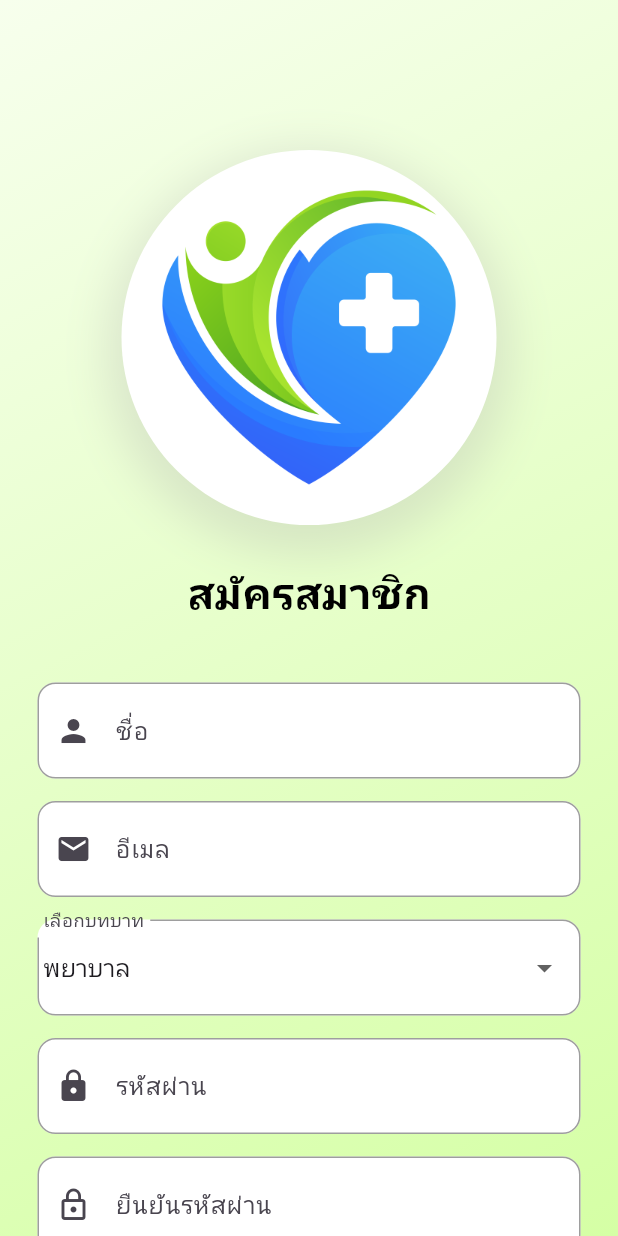
After one commit to Fillybodyknow/mediact-software-challenge, a Flutter app: the screen it shows after launch, after a tap on "ยังไม่มีบัญชี? สมัครสมาชิก", on a phone screen of 412 x 824 dp. The commit adds this screen. Run offline on Flutter 3.47's test engine with Material 3 defaults, Android fonts, the phone set to English and light mode, and no system bars; our stand-ins replace get, shared_preferences; network calls fail.

Commit message:
Feat:Fix UX/UI & Add Register

```diff
--- a/mobile_app/lib/module/authication/controller/login_controller.dart
+++ b/mobile_app/lib/module/authication/controller/auth_controller.dart
@@ -2,6 +2,7 @@ import 'dart:convert';
 
 import 'package:flutter/widgets.dart';
 import 'package:get/get.dart';
+import 'package:mediact_app/module/authication/model/auth_model.dart' as model;
 import 'package:shared_preferences/shared_preferences.dart';
 import 'package:mediact_app/utility/notify.dart';
 import 'package:mediact_app/utility/https.dart';
@@ -56,3 +57,48 @@ class LoginController extends GetxController {
     Get.offAllNamed('/login');
   }
 }
+
+class RegisterController extends GetxController {
+  TextEditingController nameController = TextEditingController();
+  TextEditingController emailController = TextEditingController();
+  TextEditingController passwordController = TextEditingController();
+  TextEditingController verifyPasswordController = TextEditingController();
+  RxString selectedRole = 'nurse'.obs;
+
+  Future<void> register() async {
+    if (passwordController.text != verifyPasswordController.text) {
+      return Notify.alert('รหัสผ่านไม่ตรงกัน');
+    }
+
+    final registerData = model.RegisterRequest(
+      name: nameController.text,
+      email: emailController.text,
+      role: selectedRole.value,
+      password: passwordController.text,
+      verifyPassword: verifyPasswordController.text,
+    );
+
+    String registerEndpoint = '${Https.developerUrl}/auth/register';
+
+    try {
+      final response = await http
+          .post(
+            Uri.parse(registerEndpoint),
+            headers: {'Content-Type': 'application/json; charset=UTF-8'},
+            body: jsonEncode(registerData.toJson()),
+          )
+          .timeout(const Duration(seconds: 10));
+
+      if (response.statusCode == 200 || response.statusCode == 201) {
+        Notify.success('สมัครสมาชิกสำเร็จ', title: 'เรียบร้อย');
+        Get.offAllNamed('/login');
+      } else {
+        final errorData = jsonDecode(response.body);
+        Notify.alert('${errorData['error']}');
+      }
+    } catch (e) {
+      Notify.alert('ไม่สามารถเชื่อมต่อเซิร์ฟเวอร์ได้: $e');
+      print(e);
+    }
+  }
+}
--- /dev/null
+++ b/mobile_app/lib/module/authication/model/auth_model.dart
@@ -0,0 +1,25 @@
+class RegisterRequest {
+  final String name;
+  final String email;
+  final String role; // "nurse" หรือ "head_nurse"
+  final String password;
+  final String verifyPassword;
+
+  RegisterRequest({
+    required this.name,
+    required this.email,
+    required this.role,
+    required this.password,
+    required this.verifyPassword,
+  });
+
+  Map<String, dynamic> toJson() {
+    return {
+      'name': name,
+      'email': email,
+      'role': role,
+      'password': password,
+      'verify_password': verifyPassword,
+    };
+  }
+}
--- a/mobile_app/lib/module/authication/view/login.dart
+++ b/mobile_app/lib/module/authication/view/login.dart
@@ -1,10 +1,13 @@
 import 'package:flutter/material.dart';
-import 'package:mediact_app/module/authication/controller/login_controller.dart';
+import 'package:mediact_app/module/authication/controller/auth_controller.dart';
+import 'package:mediact_app/module/authication/view/register.dart';
 import 'package:mediact_app/utility/textstyle.dart';
 import 'package:get/get.dart';
 
 class Login extends StatelessWidget {
   final LoginController loginController = Get.put(LoginController());
+
+  Login({super.key});
 
   @override
   Widget build(BuildContext context) {
@@ -20,9 +23,10 @@ class Login extends StatelessWidget {
             ],
           ),
         ),
+        child: SafeArea(
           child: SingleChildScrollView(
             scrollDirection: Axis.vertical,
-          child: Container(
+            child: SizedBox(
               height: MediaQuery.of(context).size.height,
               child: Center(
                 child: Column(
@@ -138,7 +142,18 @@ class Login extends StatelessWidget {
                         ),
                       ),
                     ),
+                    SizedBox(height: 20),
+                    TextButton(
+                      onPressed: () {
+                        Get.to(() => Register()); // 👈 ไปหน้า Register
+                      },
+                      child: Text(
+                        "ยังไม่มีบัญชี? สมัครสมาชิก",
+                        style: AppTextStyles.subtitle(color: Colors.blue),
+                      ),
+                    ),
                   ],
+                ),
               ),
             ),
           ),
--- /dev/null
+++ b/mobile_app/lib/module/authication/view/register.dart
@@ -0,0 +1,227 @@
+import 'package:flutter/material.dart';
+import 'package:get/get.dart';
+import 'package:mediact_app/module/authication/controller/auth_controller.dart';
+import 'package:mediact_app/module/authication/view/login.dart';
+import 'package:mediact_app/utility/textstyle.dart';
+
+class Register extends StatelessWidget {
+  final RegisterController registerController = Get.put(RegisterController());
+
+  Register({super.key});
+
+  @override
+  Widget build(BuildContext context) {
+    return Scaffold(
+      body: Container(
+        decoration: const BoxDecoration(
+          gradient: LinearGradient(
+            begin: Alignment.bottomRight,
+            end: Alignment.topLeft,
+            colors: [
+              Color.fromARGB(255, 213, 255, 165),
+              Color.fromARGB(255, 247, 255, 237),
+            ],
+          ),
+        ),
+        child: SafeArea(
+          child: SingleChildScrollView(
+            scrollDirection: Axis.vertical,
+            child: Center(
+              child: Column(
+                mainAxisAlignment: MainAxisAlignment.center,
+                children: [
+                  SizedBox(height: 100),
+                  Container(
+                    decoration: BoxDecoration(
+                      shape: BoxShape.circle,
+                      boxShadow: [
+                        BoxShadow(
+                          color: const Color.fromARGB(
+                            255,
+                            173,
+                            173,
+                            173,
+                          ).withOpacity(0.3),
+                          blurRadius: 25,
+                          spreadRadius: 10,
+                          offset: const Offset(0, 10),
+                        ),
+                      ],
+                    ),
+                    child: const CircleAvatar(
+                      radius: 125,
+                      backgroundImage: AssetImage(
+                        'assets/images/sample-logo.png',
+                      ),
+                      backgroundColor: Colors.white,
+                    ),
+                  ),
+                  SizedBox(height: 25),
+                  Text("สมัครสมาชิก", style: AppTextStyles.header()),
+                  SizedBox(height: 40),
+                  Padding(
+                    padding: const EdgeInsets.symmetric(horizontal: 25.0),
+                    child: Column(
+                      children: [
+                        TextField(
+                          controller: registerController.nameController,
+                          decoration: InputDecoration(
+                            labelText: 'ชื่อ',
+                            hintText: 'กรอกชื่อของคุณ',
+                            prefixIcon: Icon(Icons.person),
+                            enabledBorder: OutlineInputBorder(
+                              borderRadius: BorderRadius.circular(12),
+                              borderSide: BorderSide(color: Colors.grey),
+                            ),
+                            focusedBorder: OutlineInputBorder(
+                              borderRadius: BorderRadius.circular(12),
+                              borderSide: BorderSide(color: Colors.green),
+                            ),
+                            fillColor: Colors.white,
+                            filled: true,
+                            contentPadding: EdgeInsets.symmetric(vertical: 20),
+                          ),
+                        ),
+                        SizedBox(height: 15),
+                        TextField(
+                          controller: registerController.emailController,
+                          decoration: InputDecoration(
+                            labelText: 'อีเมล',
+                            hintText: 'กรอกอีเมลของคุณ',
+                            prefixIcon: Icon(Icons.email),
+                            enabledBorder: OutlineInputBorder(
+                              borderRadius: BorderRadius.circular(12),
+                              borderSide: BorderSide(color: Colors.grey),
+                            ),
+                            focusedBorder: OutlineInputBorder(
+                              borderRadius: BorderRadius.circular(12),
+                              borderSide: BorderSide(color: Colors.green),
+                            ),
+                            fillColor: Colors.white,
+                            filled: true,
+                            contentPadding: EdgeInsets.symmetric(vertical: 20),
+                          ),
+                        ),
+                        SizedBox(height: 15),
+                        Obx(
+                          () => DropdownButtonFormField<String>(
+                            initialValue: registerController.selectedRole.value,
+                            items: const [
+                              DropdownMenuItem(
+                                value: 'nurse',
+                                child: Text('พยาบาล'),
+                              ),
+                              DropdownMenuItem(
+                                value: 'head_nurse',
+                                child: Text('หัวหน้าพยาบาล'),
+                              ),
+                            ],
+                            onChanged: (value) {
+                              if (value != null) {
+                                registerController.selectedRole.value = value;
+                              }
+                            },
+                            decoration: InputDecoration(
+                              labelText: 'เลือกบทบาท',
+                              enabledBorder: OutlineInputBorder(
+                                borderRadius: BorderRadius.circular(12),
+                                borderSide: BorderSide(color: Colors.grey),
+                              ),
+                              focusedBorder: OutlineInputBorder(
+                                borderRadius: BorderRadius.circular(12),
+                                borderSide: BorderSide(color: Colors.green),
+                              ),
+                              fillColor: Colors.white,
+                              filled: true,
+                              contentPadding: EdgeInsets.symmetric(
+                                vertical: 20,
+                              ),
+                            ),
+                          ),
+                        ),
+                        SizedBox(height: 15),
+                        TextField(
+                          controller: registerController.passwordController,
+                          obscureText: true,
+                          decoration: InputDecoration(
+                            labelText: 'รหัสผ่าน',
+                            hintText: 'กรอกรหัสผ่านของคุณ',
+                            prefixIcon: Icon(Icons.lock),
+                            enabledBorder: OutlineInputBorder(
+                              borderRadius: BorderRadius.circular(12),
+                              borderSide: BorderSide(color: Colors.grey),
+                            ),
+                            focusedBorder: OutlineInputBorder(
+                              borderRadius: BorderRadius.circular(12),
+                              borderSide: BorderSide(color: Colors.green),
+                            ),
+                            fillColor: Colors.white,
+                            filled: true,
+                            contentPadding: EdgeInsets.symmetric(vertical: 20),
+                          ),
+                        ),
+                        SizedBox(height: 15),
+                        TextField(
+                          controller:
+                              registerController.verifyPasswordController,
+                          obscureText: true,
+                          decoration: InputDecoration(
+                            labelText: 'ยืนยันรหัสผ่าน',
+                            hintText: 'กรอกรหัสผ่านอีกครั้ง',
+                            prefixIcon: Icon(Icons.lock_outline),
+                            enabledBorder: OutlineInputBorder(
+                              borderRadius: BorderRadius.circular(12),
+                              borderSide: BorderSide(color: Colors.grey),
+                            ),
+                            focusedBorder: OutlineInputBorder(
+                              borderRadius: BorderRadius.circular(12),
+                              borderSide: BorderSide(color: Colors.green),
+                            ),
+                            fillColor: Colors.white,
+                            filled: true,
+                            contentPadding: EdgeInsets.symmetric(vertical: 20),
+                          ),
+                        ),
+                        SizedBox(height: 30),
+                        SizedBox(
+                          width: double.infinity,
+                          child: ElevatedButton(
+                            style: ElevatedButton.styleFrom(
+                              backgroundColor: Colors.green,
+                              padding: EdgeInsets.symmetric(vertical: 16),
+                              shape: RoundedRectangleBorder(
+                                borderRadius: BorderRadius.circular(12),
+                              ),
+                            ),
+                            child: Text(
+                              "สมัครสมาชิก",
+                              style: AppTextStyles.medium(color: Colors.white),
+                            ),
+                            onPressed: () {
+                              registerController.register();
+                            },
+                          ),
+                        ),
+                        SizedBox(height: 20),
+                        TextButton(
+                          onPressed: () {
+                            Get.to(() => Login()); // 👈 กลับไปหน้า Login
+                          },
+                          child: Text(
+                            "มีบัญชีแล้ว? เข้าสู่ระบบ",
+                            style: AppTextStyles.subtitle(color: Colors.blue),
+                          ),
+                        ),
+                        SizedBox(height: 50),
+                      ],
+                    ),
+                  ),
+                ],
+              ),
+            ),
+          ),
+        ),
+      ),
+    );
+  }
+}
--- a/mobile_app/lib/module/schedule/controller/leave_request_controller.dart
+++ b/mobile_app/lib/module/schedule/controller/leave_request_controller.dart
@@ -29,7 +29,7 @@ class LeaveRequestController extends GetxController {
           'Content-Type': 'application/json',
         },
         body: jsonEncode({
-          'shift_assignment_id': selectedAssignmentId!.value,
+          'shift_assignment_id': selectedAssignmentId.value,
           'reason': reason.value,
         }),
       );
@@ -62,8 +62,13 @@ class LeaveRequestController extends GetxController {
       );
 
       if (response.statusCode == 200) {
-        final data =
-            jsonDecode(response.body)['leave_requests'] as List<dynamic>;
+        final body = jsonDecode(response.body);
+
+        // เช็คก่อนว่า leave_requests เป็น null ไหม
+        final data = body['leave_requests'] == null
+            ? <dynamic>[]
+            : body['leave_requests'] as List<dynamic>;
+
         return data
             .map((item) => LeaveRequestResponseModel.fromJson(item))
             .toList();
--- a/mobile_app/lib/module/schedule/controller/schedule_controller.dart
+++ b/mobile_app/lib/module/schedule/controller/schedule_controller.dart
@@ -39,9 +39,14 @@ class ScheduleController extends GetxController {
         try {
           final body = jsonDecode(response.body);
           final data = body['schedule'];
-          scheduleList.value = (data as List)
-              .map<ScheduleModel>((item) => ScheduleModel.fromJson(item))
-              .toList();
+
+          if (data == null) {
+            scheduleList.value = [];
+          } else {
+            scheduleList.value = (data as List)
+                .map<ScheduleModel>((item) => ScheduleModel.fromJson(item))
+                .toList();
+          }
         } catch (e) {
           await Notify.alert('ข้อมูลไม่ถูกต้องจากเซิร์ฟเวอร์');
           print('JSON Parse Error: $e');
--- a/mobile_app/lib/module/schedule/view/home.dart
+++ b/mobile_app/lib/module/schedule/view/home.dart
@@ -1,5 +1,5 @@
 import 'package:flutter/material.dart';
-import 'package:mediact_app/module/authication/controller/login_controller.dart';
+import 'package:mediact_app/module/authication/controller/auth_controller.dart';
 import 'package:mediact_app/module/schedule/view/leave-request.dart';
 import 'package:mediact_app/module/schedule/view/my-schedule.dart';
 import 'package:mediact_app/utility/textstyle.dart';
--- a/mobile_app/lib/module/schedule/view/leave-request.dart
+++ b/mobile_app/lib/module/schedule/view/leave-request.dart
@@ -23,12 +23,12 @@ class LeaveRequest extends StatelessWidget {
     RxInt selectedPage = 0.obs;
 
     List<Widget> pages = [
-      leaveRequestForm(leaveRequestController, scheduleController),
+      leaveRequestForm(leaveRequestController, scheduleController, context),
       LeaveRequestHistory(leaveRequestController),
     ];
 
     return Scaffold(
-      body: Container(
+      body: SizedBox(
         width: double.infinity,
         child: Obx(
           () => Column(
@@ -93,7 +93,7 @@ class LeaveRequest extends StatelessWidget {
                   ),
                 ],
               ),
-              pages[selectedPage.value],
+              Expanded(child: pages[selectedPage.value]),
             ],
           ),
         ),
@@ -105,6 +105,7 @@ class LeaveRequest extends StatelessWidget {
 Widget leaveRequestForm(
   LeaveRequestController leaveRequestController,
   ScheduleController scheduleController,
+  BuildContext context,
 ) {
   return SizedBox(
     width: double.infinity,
@@ -114,19 +115,14 @@ Widget leaveRequestForm(
       child: Obx(() {
         // ตรวจสอบว่าข้อมูล schedule โหลดเสร็จหรือยัง
         if (scheduleController.scheduleList.isEmpty) {
-          return const Center(
+          return SizedBox(
+            child: Center(
               child: Padding(
-              padding: EdgeInsets.all(32.0),
-              child: Column(
-                mainAxisAlignment: MainAxisAlignment.center,
-                children: [
-                  CircularProgressIndicator(color: Colors.redAccent),
-                  SizedBox(height: 16),
-                  Text(
-                    'กำลังโหลดข้อมูลกะทำงาน...',
-                    style: TextStyle(fontSize: 16),
+                padding: const EdgeInsets.only(top: 200),
+                child: Text(
+                  'ไม่พบข้อมูลกะการทํางาน',
+                  style: AppTextStyles.medium(color: Colors.grey),
                 ),
-                ],
               ),
             ),
           );
@@ -151,7 +147,7 @@ Widget leaveRequestForm(
                   contentPadding: EdgeInsets.symmetric(horizontal: 16),
                 ),
                 hint: const Text('กรุณาเลือกกะ'),
-                value: leaveRequestController.selectedAssignmentId.value,
+                initialValue: leaveRequestController.selectedAssignmentId.value,
                 items: scheduleController.scheduleList.map((schedule) {
                   return DropdownMenuItem<int>(
                     value: schedule.id,
@@ -224,8 +220,7 @@ Widget leaveRequestForm(
 }
 
 Widget LeaveRequestHistory(LeaveRequestController leaveRequestController) {
-  return Expanded(
-    child: FutureBuilder(
+  return FutureBuilder(
     future: leaveRequestController.fetchNurseLeaveRequests(),
     builder: (context, snapshot) {
       if (snapshot.connectionState == ConnectionState.waiting) {
@@ -235,8 +230,7 @@ Widget LeaveRequestHistory(LeaveRequestController leaveRequestController) {
       } else if (snapshot.hasError) {
         return Center(child: Text('เกิดข้อผิดพลาด: ${snapshot.error}'));
       } else if (snapshot.hasData) {
-          final leaveRequests =
-              snapshot.data as List<LeaveRequestResponseModel>;
+        final leaveRequests = snapshot.data as List<LeaveRequestResponseModel>;
         if (leaveRequests.isEmpty) {
           return const Center(
             child: Text(
@@ -250,10 +244,7 @@ Widget LeaveRequestHistory(LeaveRequestController leaveRequestController) {
           );
         }
         return ListView.builder(
-            padding: const EdgeInsets.symmetric(
-              horizontal: 16.0,
-              vertical: 8.0,
-            ),
+          padding: const EdgeInsets.symmetric(horizontal: 16.0, vertical: 8.0),
           itemCount: leaveRequests.length,
           itemBuilder: (context, index) {
             final leaveRequest = leaveRequests[index];
@@ -317,7 +308,7 @@ Widget LeaveRequestHistory(LeaveRequestController leaveRequestController) {
                     ),
                     const SizedBox(height: 8),
                     Text(
-                        '${dateOnly} • ${leaveRequest.startTime} - ${leaveRequest.endTime}',
+                      '$dateOnly • ${leaveRequest.startTime} - ${leaveRequest.endTime}',
                       style: const TextStyle(
                         fontSize: 14,
                         color: Colors.grey,
@@ -334,7 +325,6 @@ Widget LeaveRequestHistory(LeaveRequestController leaveRequestController) {
         return const Center(child: Text('ไม่พบข้อมูลการลา'));
       }
     },
-    ),
   );
 }
 
--- a/mobile_app/lib/module/schedule/view/my-schedule.dart
+++ b/mobile_app/lib/module/schedule/view/my-schedule.dart
@@ -5,6 +5,8 @@ import 'package:mediact_app/utility/textstyle.dart';
 
 class MySchedule extends StatelessWidget {
   final ScheduleController controller = Get.put(ScheduleController());
+
+  MySchedule({super.key});
 
   String formatTime(String time) {
     final parts = time.split(':');
--- a/mobile_app/lib/utility/https.dart
+++ b/mobile_app/lib/utility/https.dart
@@ -1,3 +1,4 @@
 class Https {
-  static final String developerUrl = "http://101.51.41.30:3000";
+  static final String developerUrl =
+      "https://mediact-software-challenge.onrender.com";
 }
```
Lines whose indentation alone changed are shown as unchanged.
